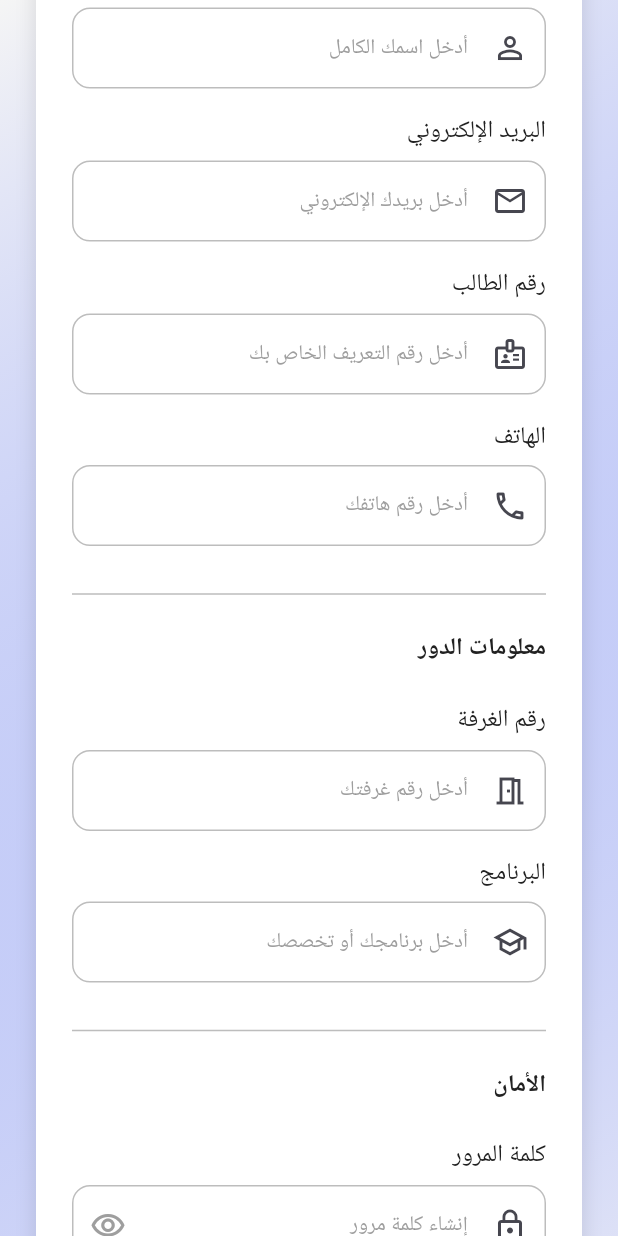
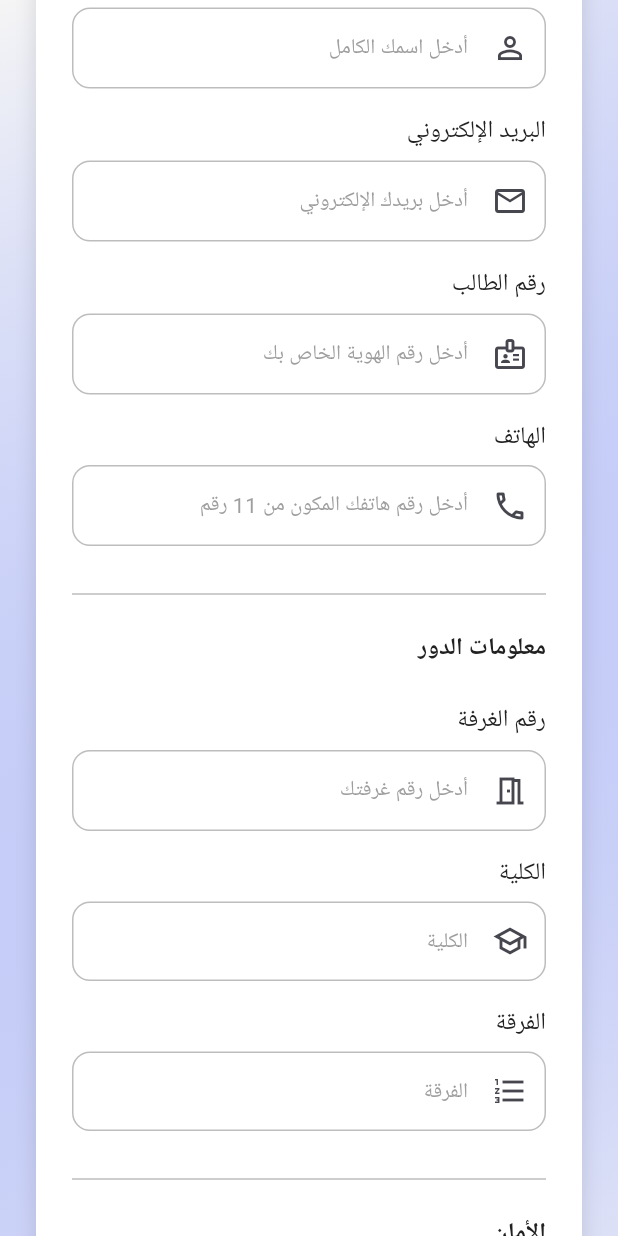
Before and after one commit to ahmedmohammedattasalman/Arish-university-housing, a Flutter app: the RegisterScreen screen opened directly with empty values, scrolled down 576 dp, on a phone screen of 412 x 824 dp. Run offline on Flutter 3.47's test engine with Material 3 defaults, Android fonts, the light colour scheme and no system bars; our stand-ins replace animate_do, shared_preferences, supabase_flutter; accounts and stored records are empty; Roboto replaces fonts that are missing (Poppins).

Commit message:
fix phone number digits

```diff
--- a/assets/lang/ar.json
+++ b/assets/lang/ar.json
@@ -12,7 +12,9 @@
   "student_id": "رقم الطالب",
   "employee_id": "رقم الموظف",
   "room_number": "رقم الغرفة",
-  "program": "البرنامج",
+  "program": "التخصص/المجال الرئيسي",
+  "college": "الكلية",
+  "YEAR": "الفرقة",
   "role": "الدور",
   "student": "طالب",
   "supervisor": "مشرف",
@@ -94,9 +96,9 @@
   "security": "الأمان",
   "enter_name": "أدخل اسمك الكامل",
   "enter_email": "أدخل بريدك الإلكتروني",
-  "enter_id": "أدخل رقم التعريف الخاص بك",
-  "enter_phone": "أدخل رقم هاتفك",
-  "id_required": "رقم التعريف مطلوب",
+  "enter_id": "أدخل رقم الهوية الخاص بك",
+  "enter_phone": "أدخل رقم هاتفك المكون من 11 رقم",
+  "id_required": "رقم الهوية مطلوب",
   "create_password": "إنشاء كلمة مرور",
   "confirm_password_hint": "تأكيد كلمة المرور الخاصة بك",
   "admin_auth_required": "مطلوب مصادقة المسؤول",
--- a/assets/lang/en.json
+++ b/assets/lang/en.json
@@ -13,6 +13,8 @@
   "employee_id": "Employee ID",
   "room_number": "Room Number",
   "program": "Program/Major",
+  "college": "College",
+  "YEAR": "YEAR",
   "role": "Role",
   "student": "Student",
   "supervisor": "Supervisor",
@@ -95,7 +97,7 @@
   "enter_name": "Enter your full name",
   "enter_email": "Enter your email",
   "enter_id": "Enter your ID number",
-  "enter_phone": "Enter your phone number",
+  "enter_phone": "Enter your 11-digit phone number",
   "id_required": "ID is required",
   "create_password": "Create a password",
   "confirm_password_hint": "Confirm your password",
--- a/lib/core/utils/validators.dart
+++ b/lib/core/utils/validators.dart
@@ -61,9 +61,9 @@ class Validators {
       return 'Phone number is required';
     }
 
-    final phoneRegex = RegExp(r'^\d{10}$');
+    final phoneRegex = RegExp(r'^\d{11}$');
     if (!phoneRegex.hasMatch(value)) {
-      return 'Enter a valid 10-digit phone number';
+      return 'Enter a valid 11-digit phone number';
     }
 
     return null;
--- a/lib/features/auth/screens/register_screen.dart
+++ b/lib/features/auth/screens/register_screen.dart
@@ -34,6 +34,7 @@ class _RegisterScreenState extends State<RegisterScreen> {
   final _departmentController = TextEditingController();
   final _roomNumberController = TextEditingController();
   final _programController = TextEditingController();
+  final _yearInCollegeController = TextEditingController();
 
   String _selectedRole = AppConstants.roleStudent;
   bool _isPasswordVisible = false;
@@ -81,6 +82,7 @@ class _RegisterScreenState extends State<RegisterScreen> {
     _departmentController.dispose();
     _roomNumberController.dispose();
     _programController.dispose();
+    _yearInCollegeController.dispose();
     super.dispose();
   }
 
@@ -133,9 +135,9 @@ class _RegisterScreenState extends State<RegisterScreen> {
         userData['student_id'] = _idController.text.trim();
         userData['room_number'] = _roomNumberController.text.trim();
         userData['program'] = _programController.text.trim();
+        userData['YEAR'] = _yearInCollegeController.text.trim();
       } else if (_selectedRole == AppConstants.roleSupervisor) {
         userData['employee_id'] = _idController.text.trim();
-        userData['department'] = _departmentController.text.trim();
       } else if (_selectedRole == AppConstants.roleAdmin) {
         userData['employee_id'] = _idController.text.trim();
         userData['department'] = _departmentController.text.trim();
@@ -506,6 +508,9 @@ class _RegisterScreenState extends State<RegisterScreen> {
                               const Divider(),
                               const SizedBox(height: 16),
 
+                              // Only show role info heading if the role has additional fields
+                              if (_selectedRole !=
+                                  AppConstants.roleSupervisor) ...[
                                 Text(
                                   'role_info'.tr(context),
                                   style: AppTheme.titleMedium.copyWith(
@@ -513,6 +518,7 @@ class _RegisterScreenState extends State<RegisterScreen> {
                                   ),
                                 ),
                                 const SizedBox(height: 24),
+                              ],
 
                               // Role-specific fields
                               if (_selectedRole ==
@@ -531,10 +537,10 @@ class _RegisterScreenState extends State<RegisterScreen> {
                                 ),
                                 const SizedBox(height: 16),
 
-                                // Program/Major
+                                // College (Previously Program/Major)
                                 _buildTextField(
-                                  label: 'program'.tr(context),
-                                  hint: 'program_prompt'.tr(context),
+                                  label: 'college'.tr(context),
+                                  hint: 'college'.tr(context),
                                   controller: _programController,
                                   textInputAction: TextInputAction.next,
                                   prefixIcon: Icons.school_outlined,
@@ -543,9 +549,26 @@ class _RegisterScreenState extends State<RegisterScreen> {
                                       : null,
                                   enabled: !isLoading,
                                 ),
+                                const SizedBox(height: 16),
+
+                                // YEAR
+                                _buildTextField(
+                                  label: 'YEAR'.tr(context),
+                                  hint: 'YEAR'.tr(context),
+                                  controller: _yearInCollegeController,
+                                  textInputAction: TextInputAction.next,
+                                  keyboardType: TextInputType.number,
+                                  prefixIcon: Icons.format_list_numbered,
+                                  validator: (value) => value?.isEmpty ?? true
+                                      ? 'id_required'.tr(context)
+                                      : null,
+                                  enabled: !isLoading,
+                                ),
                               ] else if (_selectedRole ==
-                                      AppConstants.roleSupervisor ||
-                                  _selectedRole == AppConstants.roleAdmin ||
+                                  AppConstants.roleSupervisor) ...[
+                                // No fields needed for supervisor
+                              ] else if (_selectedRole ==
+                                      AppConstants.roleAdmin ||
                                   _selectedRole == AppConstants.roleLabor) ...[
                                 // Department
                                 _buildTextField(
```
Lines whose indentation alone changed are shown as unchanged.
